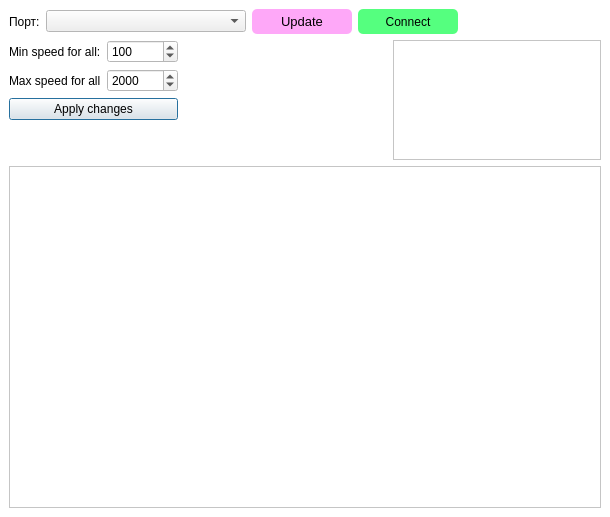
This is mainwindow.ui in Dmytr0K/steppers_control_se as Qt 5 draws it before an edit. The edited form follows.
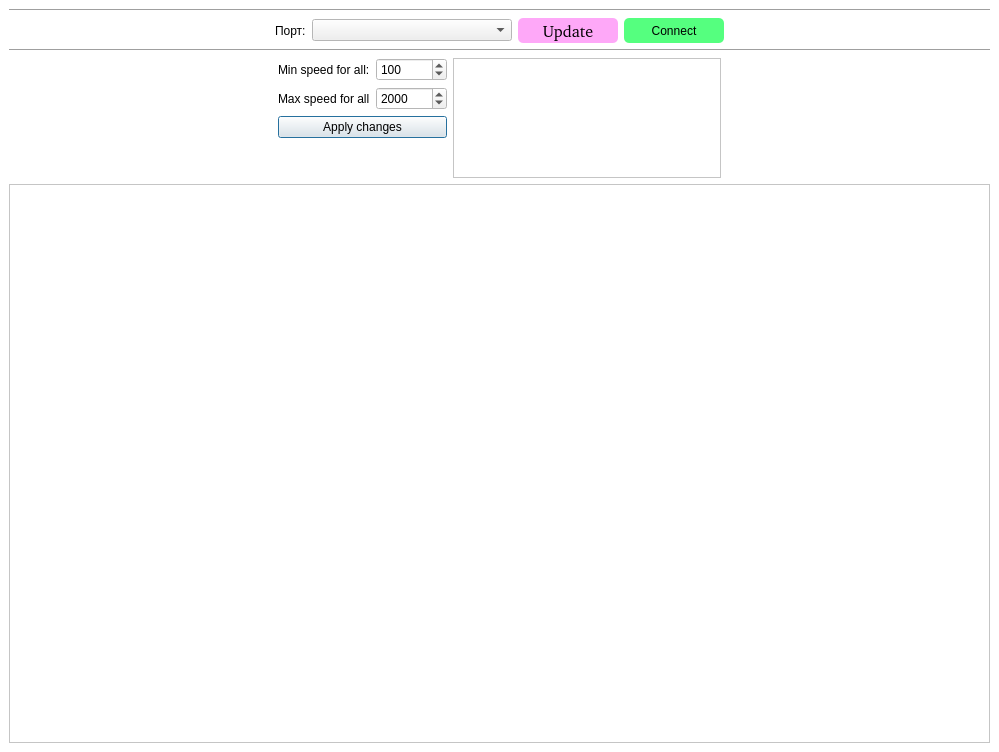
This is the edited form.

The edit to the form file:
```diff
--- a/mainwindow.ui
+++ b/mainwindow.ui
@@ -6,8 +6,8 @@
    <rect>
     <x>0</x>
     <y>0</y>
-    <width>610</width>
-    <height>517</height>
+    <width>999</width>
+    <height>752</height>
    </rect>
   </property>
   <property name="minimumSize">
@@ -99,8 +99,28 @@
    <layout class="QGridLayout" name="gridLayout">
     <item row="0" column="0">
      <layout class="QVBoxLayout" name="verticalLayout_2">
+      <item>
+       <widget class="Line" name="line_2">
+        <property name="orientation">
+         <enum>Qt::Horizontal</enum>
+        </property>
+       </widget>
+      </item>
       <item>
        <layout class="QHBoxLayout" name="horizontalLayout">
+        <item>
+         <spacer name="horizontalSpacer_3">
+          <property name="orientation">
+           <enum>Qt::Horizontal</enum>
+          </property>
+          <property name="sizeHint" stdset="0">
+           <size>
+            <width>40</width>
+            <height>20</height>
+           </size>
+          </property>
+         </spacer>
+        </item>
         <item>
          <widget class="QLabel" name="label">
           <property name="sizePolicy">
@@ -158,8 +178,8 @@
           </property>
           <property name="font">
            <font>
-            <family>Arial</family>
-            <pointsize>10</pointsize>
+            <family>Arial&amp;quot</family>
+            <pointsize>12</pointsize>
             <weight>50</weight>
             <italic>false</italic>
             <bold>false</bold>
@@ -251,8 +271,28 @@
         </item>
        </layout>
       </item>
+      <item>
+       <widget class="Line" name="line">
+        <property name="orientation">
+         <enum>Qt::Horizontal</enum>
+        </property>
+       </widget>
+      </item>
       <item>
        <layout class="QHBoxLayout" name="horizontalLayout_4">
+        <item>
+         <spacer name="horizontalSpacer_4">
+          <property name="orientation">
+           <enum>Qt::Horizontal</enum>
+          </property>
+          <property name="sizeHint" stdset="0">
+           <size>
+            <width>40</width>
+            <height>20</height>
+           </size>
+          </property>
+         </spacer>
+        </item>
         <item>
          <layout class="QVBoxLayout" name="verticalLayout">
           <item>
@@ -331,22 +371,6 @@
           </item>
          </layout>
         </item>
-        <item>
-         <spacer name="horizontalSpacer_2">
-          <property name="orientation">
-           <enum>Qt::Horizontal</enum>
-          </property>
-          <property name="sizeType">
-           <enum>QSizePolicy::MinimumExpanding</enum>
-          </property>
-          <property name="sizeHint" stdset="0">
-           <size>
-            <width>40</width>
-            <height>20</height>
-           </size>
-          </property>
-         </spacer>
-        </item>
         <item>
          <widget class="QScrollArea" name="scrollArea_switches">
           <property name="sizePolicy">
@@ -378,13 +402,26 @@
             <rect>
              <x>0</x>
              <y>0</y>
-             <width>203</width>
-             <height>125</height>
+             <width>243</width>
+             <height>144</height>
             </rect>
            </property>
           </widget>
          </widget>
         </item>
+        <item>
+         <spacer name="horizontalSpacer_2">
+          <property name="orientation">
+           <enum>Qt::Horizontal</enum>
+          </property>
+          <property name="sizeHint" stdset="0">
+           <size>
+            <width>40</width>
+            <height>20</height>
+           </size>
+          </property>
+         </spacer>
+        </item>
        </layout>
       </item>
       <item>
@@ -403,8 +440,8 @@
           <rect>
            <x>0</x>
            <y>0</y>
-           <width>588</width>
-           <height>327</height>
+           <width>971</width>
+           <height>496</height>
           </rect>
          </property>
         </widget>
```
Left out of the diff: 12 changed lines with no effect on the pictures.
